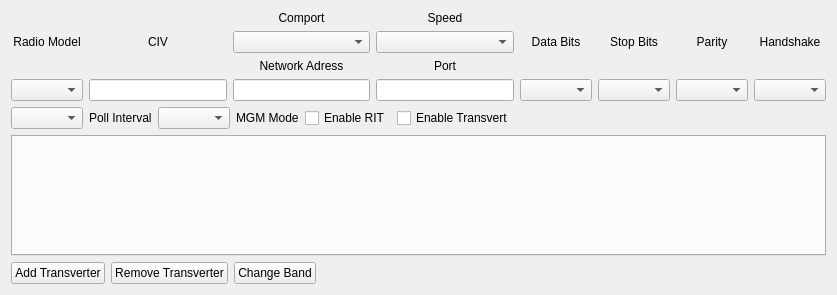
Before: the Qt Designer form mqt/MqtRigControl/rigsetupform.ui in zsteva/backup-minos2, drawn with Qt 5.
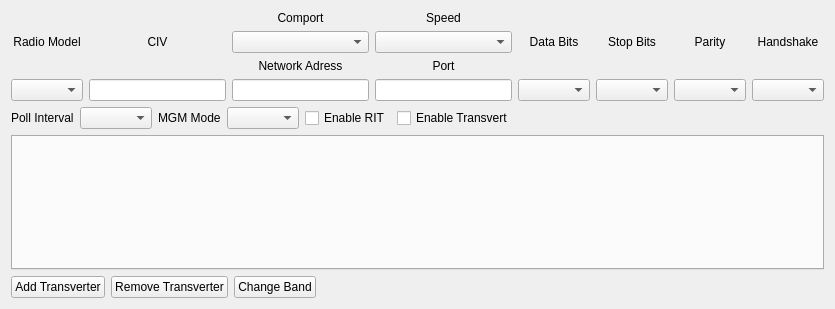
After: the same form once the commit is applied. Custom widgets are drawn as their Qt base class.

Commit message: add target freq box to transverter tab

Patch:
```diff
--- a/mqt/MqtRigControl/rigsetupform.ui
+++ b/mqt/MqtRigControl/rigsetupform.ui
@@ -6,8 +6,8 @@
    <rect>
     <x>0</x>
     <y>0</y>
-    <width>837</width>
-    <height>295</height>
+    <width>835</width>
+    <height>309</height>
    </rect>
   </property>
   <property name="windowTitle">
@@ -195,9 +195,6 @@
      </item>
      <item>
       <layout class="QHBoxLayout" name="horizontalLayout_14">
-       <item>
-        <widget class="QComboBox" name="pollInterval"/>
-       </item>
        <item>
         <widget class="QLabel" name="pollIntervalLbl">
          <property name="text">
@@ -206,7 +203,7 @@
         </widget>
        </item>
        <item>
-        <widget class="QComboBox" name="mgmBox"/>
+        <widget class="QComboBox" name="pollInterval"/>
        </item>
        <item>
         <widget class="QLabel" name="label">
@@ -215,6 +212,9 @@
          </property>
         </widget>
        </item>
+       <item>
+        <widget class="QComboBox" name="mgmBox"/>
+       </item>
        <item>
         <widget class="QCheckBox" name="RITEnable">
          <property name="text">
```
The commit also changes 6 other files.
